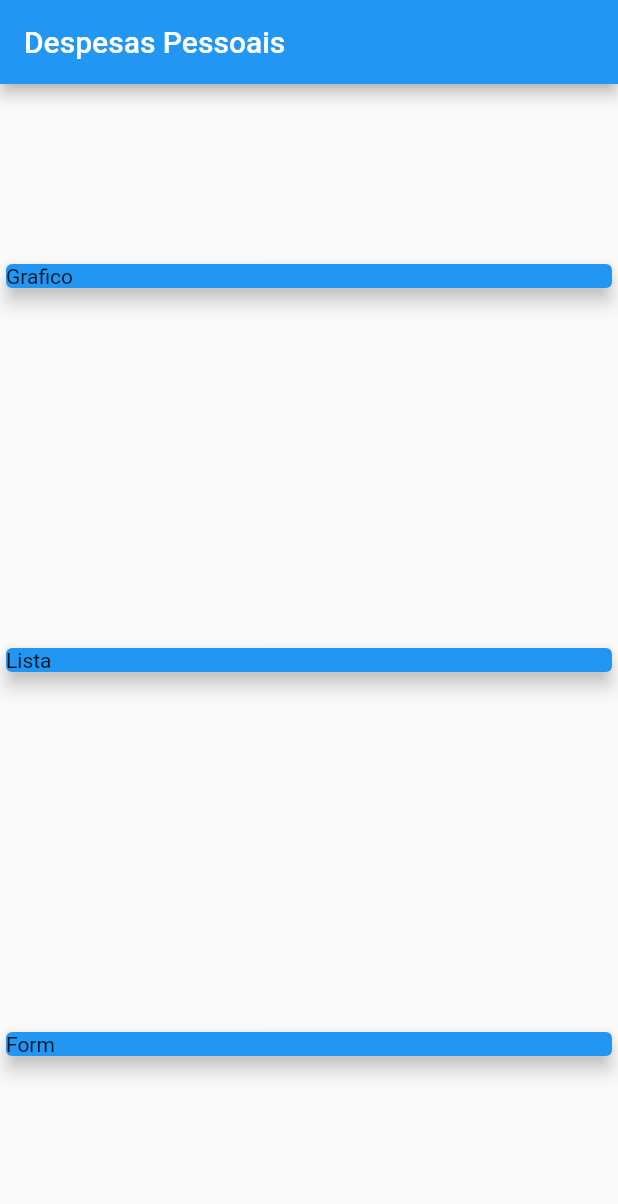
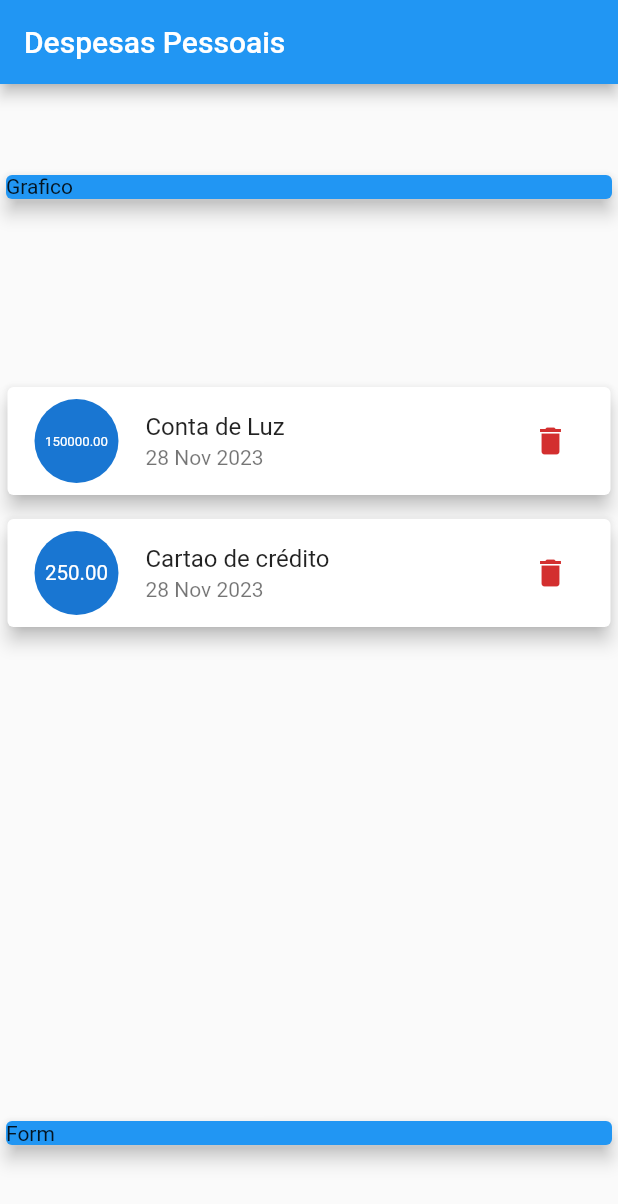
Before and after one commit to ricaciosantanadeAlbuquerque/Depesas-Pessoais, a Flutter app: the screen it shows after launch, on a phone screen of 412 x 824 dp. Shown: the top 1204 px of the screen. Run offline on Flutter 3.47's test engine with Material 2 defaults, Android fonts, the phone set to English and light mode, and no system bars.

Commit message:
lista de transações

```diff
--- a/depesas_pessoais/lib/view/home_page.dart
+++ b/depesas_pessoais/lib/view/home_page.dart
@@ -1,3 +1,6 @@
+import 'dart:math';
+import 'package:intl/intl.dart';
+import 'package:depesas_pessoais/model/transaction.dart';
 import 'package:flutter/material.dart';
 
 class MyHomePage extends StatefulWidget {
@@ -7,24 +10,65 @@ class MyHomePage extends StatefulWidget {
 }
 
 class MyHomePageState extends State<MyHomePage> {
+  final List<Transaction> listTransaction = [
+    Transaction(id: Random().nextDouble().toString(), title: 'Conta de Luz', value: 150000, date: DateTime.now()),
+    Transaction(id: Random().nextDouble().toString(), title: 'Cartao de crédito', value: 250, date: DateTime.now())
+  ];
+
   @override
   Widget build(BuildContext context) {
     return Scaffold(
       appBar: AppBar(
         title: const Text('Despesas Pessoais'),
       ),
-        body: const Column(
+      body: Column(
         mainAxisAlignment: MainAxisAlignment.spaceAround,
         crossAxisAlignment: CrossAxisAlignment.stretch,
         children: [
-            Card(elevation: 5, color: Colors.blue, child: Text('Grafico')),
-            Card(elevation: 5, color: Colors.blue, child: Text('Lista')),
-            Card(
+          const Card(elevation: 5, color: Colors.blue, child: Text('Grafico')),
+          SizedBox(
+            height: 380,
+            child: ListView.builder(
+              itemCount: listTransaction.length,
+              itemBuilder: (_, index) {
+                final trs = listTransaction[index];
+                return Card(
+                    margin:const EdgeInsets.symmetric(
+                      vertical: 8,
+                      horizontal:5
+                    ),
+                    elevation: 5,
+                    child: ListTile(
+                      leading: CircleAvatar(
+                        radius: 30,
+                        child: Padding(
+                          padding: const EdgeInsets.all(9.0),
+                          child: FittedBox(
+                            child: Text(
+                              trs.value.toStringAsFixed(2),
+                            ),
+                          ),
+                        ),
+                      ),
+                      title: Text(trs.title),
+                      subtitle: Text(DateFormat('dd MMM y').format(trs.date)),
+                      trailing:IconButton(
+                        onPressed:(){},
+                        color:Theme.of(context).colorScheme.error,
+                        icon: const Icon(Icons.delete),
+                        ),
+                    ),
+                    );
+              },
+            ),
+          ),
+          const Card(
             elevation: 5,
             color: Colors.blue,
             child: Text('Form'),
           ),
         ],
-        ));
+      ),
+    );
   }
 }
--- a/depesas_pessoais/pubspec.yaml
+++ b/depesas_pessoais/pubspec.yaml
@@ -21,6 +21,7 @@ environment:
   sdk: '>=3.0.6 <4.0.0'
 
 dependencies:
+  intl: ^0.18.1
   flutter:
     sdk: flutter
 
```
Also changed, not shown: depesas_pessoais/pubspec.lock. Lines whose indentation alone changed are shown as unchanged.
